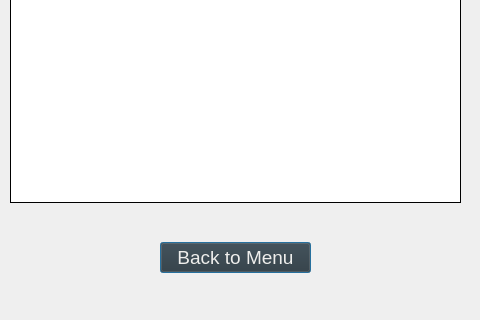
Qt form App/endwindow.ui (JoDaniel1412/Scrabble) before a commit; both pictures show x 260 to 740 and y 448 to 768 of the 1024 by 768 pixel window.
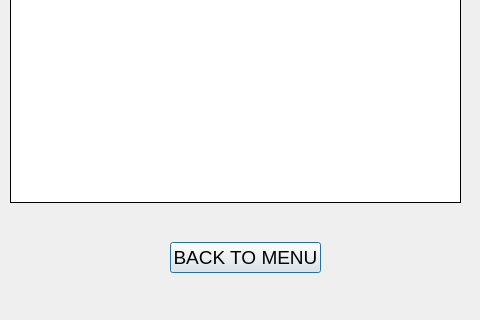
The same form after that commit. Icons and pictures are not drawn.

Commit message: Fixed widget positions on ui

The edit to the form file:
```diff
--- a/App/endwindow.ui
+++ b/App/endwindow.ui
@@ -26,7 +26,7 @@
   <widget class="QPushButton" name="BackMenuBtn">
    <property name="geometry">
     <rect>
-     <x>420</x>
+     <x>430</x>
      <y>690</y>
      <width>151</width>
      <height>31</height>
@@ -40,12 +40,13 @@
    </property>
    <property name="styleSheet">
     <string notr="true">#BackMenuBtn{
-	background-color: rgb(46, 52, 54);
-	color: rgb(238, 238, 236);
+	background-image: url(:/Img/background2.jpg);
+	font: 15pt &quot;ScrambleMixed&quot;,;
+	color: rgb(0, 0, 0);
 }</string>
    </property>
    <property name="text">
-    <string>Back to Menu</string>
+    <string>BACK TO MENU</string>
    </property>
   </widget>
   <widget class="QTableWidget" name="tableWidget">
```
Left out of the diff: 6 changed lines with no effect on the pictures. The commit also changes 4 other files.
